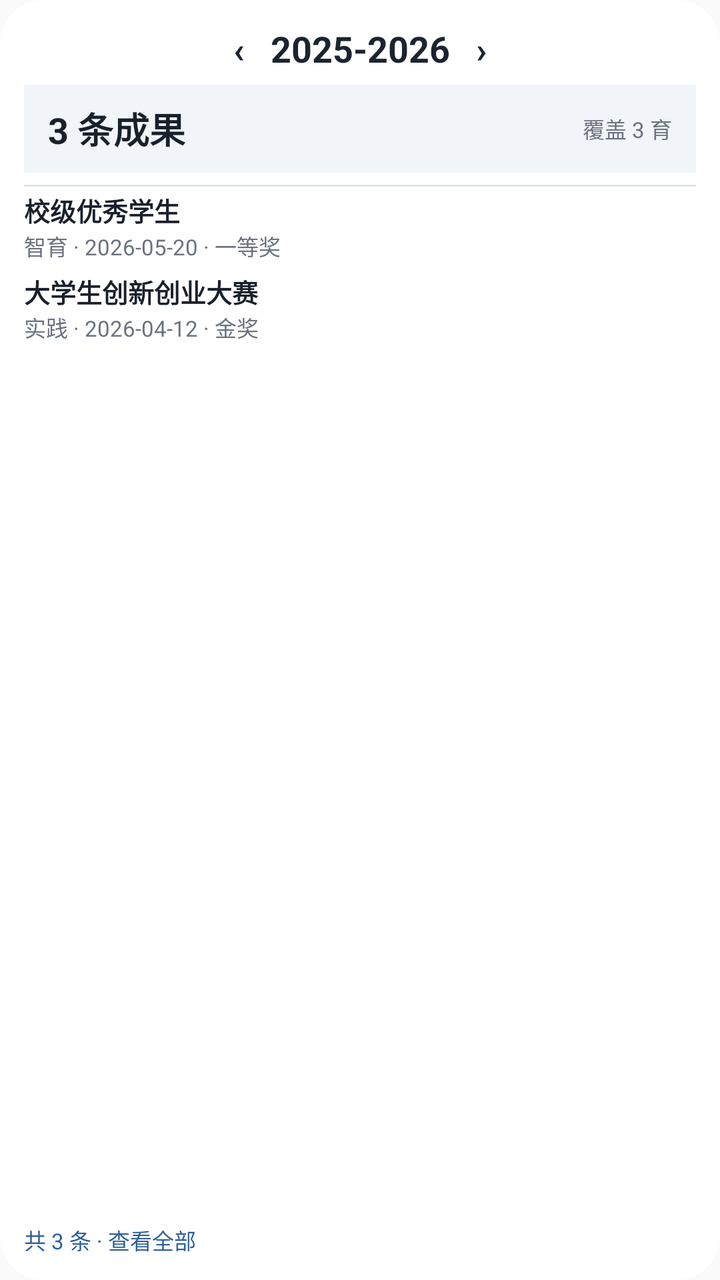
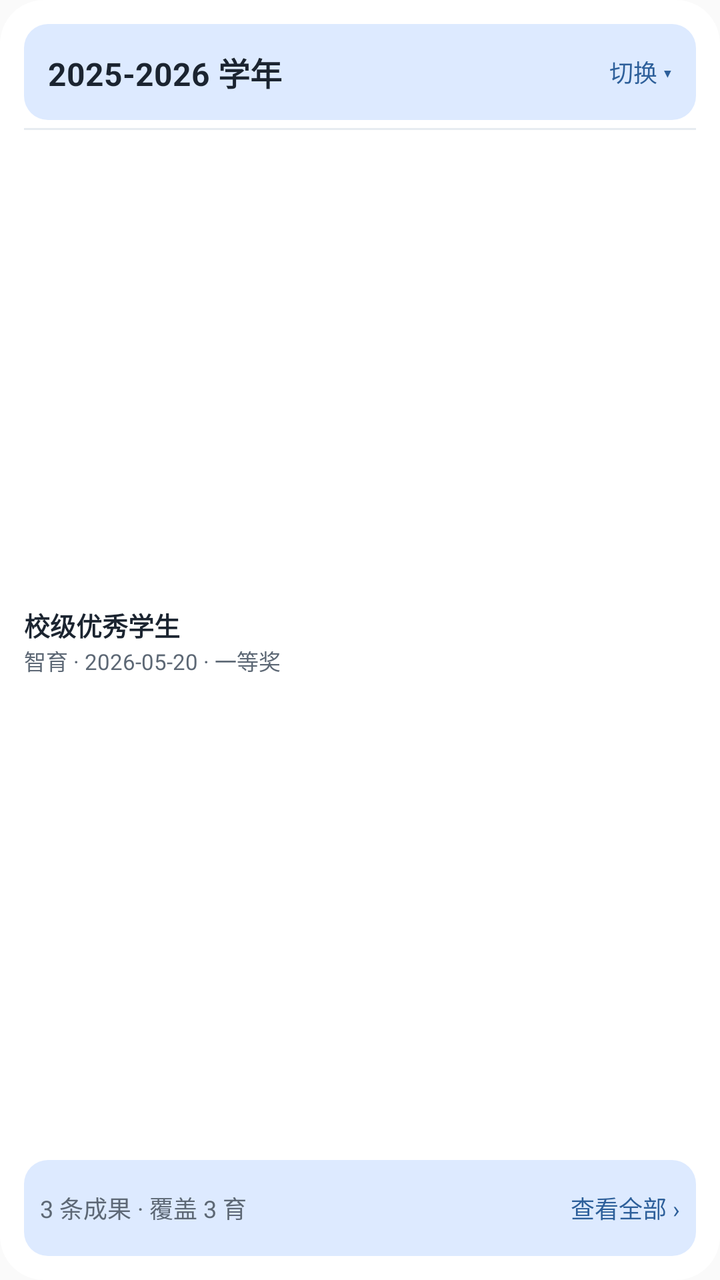

Screens rendered from an Android XML layout before and after an edit, with the pre-edit source and the edit as a unified diff.
<!-- AndroidManifest.xml: application theme Theme.Zongce -->
<!-- res/layout/widget_preview_achievement.xml -->
<?xml version="1.0" encoding="utf-8"?>
<LinearLayout xmlns:android="http://schemas.android.com/apk/res/android"
    xmlns:tools="http://schemas.android.com/tools"
    android:layout_width="250dp"
    android:layout_height="180dp"
    android:background="@drawable/widget_preview_bg"
    android:orientation="vertical"
    android:padding="12dp"
    tools:ignore="HardcodedText,UseCompoundDrawables">

    <TextView
        android:layout_width="match_parent"
        android:layout_height="wrap_content"
        android:gravity="center"
        android:text="‹   2025-2026   ›"
        android:textColor="#FF1B2430"
        android:textSize="18sp"
        android:textStyle="bold" />

    <LinearLayout
        android:layout_width="match_parent"
        android:layout_height="44dp"
        android:layout_marginTop="6dp"
        android:background="#FFF1F4F8"
        android:gravity="center_vertical"
        android:orientation="horizontal"
        android:paddingHorizontal="12dp">

        <TextView
            android:layout_width="0dp"
            android:layout_height="wrap_content"
            android:layout_weight="1"
            android:text="3 条成果"
            android:textColor="#FF18202B"
            android:textSize="18sp"
            android:textStyle="bold" />

        <TextView
            android:layout_width="wrap_content"
            android:layout_height="wrap_content"
            android:text="覆盖 3 育"
            android:textColor="#FF6B7280"
            android:textSize="11sp" />
    </LinearLayout>

    <View
        android:layout_width="match_parent"
        android:layout_height="1dp"
        android:layout_marginTop="6dp"
        android:background="#FFE2E7ED" />

    <LinearLayout
        android:layout_width="match_parent"
        android:layout_height="0dp"
        android:layout_marginTop="2dp"
        android:layout_weight="1"
        android:orientation="vertical">

        <TextView
            android:layout_width="match_parent"
            android:layout_height="wrap_content"
            android:ellipsize="end"
            android:maxLines="1"
            android:text="校级优秀学生"
            android:textColor="#FF18202B"
            android:textSize="13sp"
            android:textStyle="bold" />

        <TextView
            android:layout_width="match_parent"
            android:layout_height="wrap_content"
            android:ellipsize="end"
            android:maxLines="1"
            android:text="智育 · 2026-05-20 · 一等奖"
            android:textColor="#FF6B7280"
            android:textSize="11sp" />

        <TextView
            android:layout_width="match_parent"
            android:layout_height="wrap_content"
            android:layout_marginTop="5dp"
            android:ellipsize="end"
            android:maxLines="1"
            android:text="大学生创新创业大赛"
            android:textColor="#FF18202B"
            android:textSize="13sp"
            android:textStyle="bold" />

        <TextView
            android:layout_width="match_parent"
            android:layout_height="wrap_content"
            android:ellipsize="end"
            android:maxLines="1"
            android:text="实践 · 2026-04-12 · 金奖"
            android:textColor="#FF6B7280"
            android:textSize="11sp" />
    </LinearLayout>

    <TextView
        android:layout_width="match_parent"
        android:layout_height="wrap_content"
        android:layout_marginTop="2dp"
        android:text="共 3 条 · 查看全部"
        android:textColor="#FF2D5F9A"
        android:textSize="11sp" />
</LinearLayout>
<!-- resources referenced by this layout -->
<resources>
  <!-- drawable widget_preview_bg (drawable) -->
  <?xml version="1.0" encoding="utf-8"?>
  <shape xmlns:android="http://schemas.android.com/apk/res/android"
      android:shape="rectangle">
      <solid android:color="#FFFFFF" />
      <corners android:radius="22dp" />
  </shape>
  <style name="Theme.Zongce" parent="android:Theme.Material.Light.NoActionBar">
          <item name="android:statusBarColor">@android:color/transparent</item>
      </style>
</resources>

<!-- the commit's change to res/layout/widget_preview_achievement.xml (unified diff, before → after) -->
@@ -1,106 +1,42 @@
 <?xml version="1.0" encoding="utf-8"?>
 <LinearLayout xmlns:android="http://schemas.android.com/apk/res/android"
     xmlns:tools="http://schemas.android.com/tools"
-    android:layout_width="250dp"
-    android:layout_height="180dp"
+    android:layout_width="250dp" android:layout_height="180dp"
     android:background="@drawable/widget_preview_bg"
-    android:orientation="vertical"
-    android:padding="12dp"
+    android:orientation="vertical" android:padding="12dp"
     tools:ignore="HardcodedText,UseCompoundDrawables">
 
-    <TextView
-        android:layout_width="match_parent"
-        android:layout_height="wrap_content"
-        android:gravity="center"
-        android:text="‹   2025-2026   ›"
-        android:textColor="#FF1B2430"
-        android:textSize="18sp"
-        android:textStyle="bold" />
-
-    <LinearLayout
-        android:layout_width="match_parent"
-        android:layout_height="44dp"
-        android:layout_marginTop="6dp"
-        android:background="#FFF1F4F8"
-        android:gravity="center_vertical"
-        android:orientation="horizontal"
-        android:paddingHorizontal="12dp">
-
-        <TextView
-            android:layout_width="0dp"
-            android:layout_height="wrap_content"
-            android:layout_weight="1"
-            android:text="3 条成果"
-            android:textColor="#FF18202B"
-            android:textSize="18sp"
-            android:textStyle="bold" />
-
-        <TextView
-            android:layout_width="wrap_content"
-            android:layout_height="wrap_content"
-            android:text="覆盖 3 育"
-            android:textColor="#FF6B7280"
-            android:textSize="11sp" />
+    <LinearLayout android:layout_width="match_parent" android:layout_height="48dp"
+        android:background="@drawable/widget_achievement_control_bg"
+        android:gravity="center_vertical" android:orientation="horizontal" android:paddingHorizontal="12dp">
+        <TextView android:layout_width="0dp" android:layout_height="wrap_content" android:layout_weight="1"
+            android:ellipsize="end" android:maxLines="1" android:text="2025-2026 学年"
+            android:textColor="#FF1B2430" android:textSize="16sp" android:textStyle="bold" />
+        <TextView android:layout_width="wrap_content" android:layout_height="wrap_content"
+            android:text="@string/achievement_widget_expand" android:textColor="#FF2D5F9A" android:textSize="12sp" />
     </LinearLayout>
 
-    <View
-        android:layout_width="match_parent"
-        android:layout_height="1dp"
-        android:layout_marginTop="6dp"
-        android:background="#FFE2E7ED" />
+    
+    <FrameLayout android:layout_width="match_parent" android:layout_height="1dp"
+        android:layout_marginTop="4dp" android:background="#FFE6EBF1" />
 
-    <LinearLayout
-        android:layout_width="match_parent"
-        android:layout_height="0dp"
-        android:layout_marginTop="2dp"
-        android:layout_weight="1"
-        android:orientation="vertical">
-
-        <TextView
-            android:layout_width="match_parent"
-            android:layout_height="wrap_content"
-            android:ellipsize="end"
-            android:maxLines="1"
-            android:text="校级优秀学生"
-            android:textColor="#FF18202B"
-            android:textSize="13sp"
-            android:textStyle="bold" />
-
-        <TextView
-            android:layout_width="match_parent"
-            android:layout_height="wrap_content"
-            android:ellipsize="end"
-            android:maxLines="1"
-            android:text="智育 · 2026-05-20 · 一等奖"
-            android:textColor="#FF6B7280"
-            android:textSize="11sp" />
-
-        <TextView
-            android:layout_width="match_parent"
-            android:layout_height="wrap_content"
-            android:layout_marginTop="5dp"
-            android:ellipsize="end"
-            android:maxLines="1"
-            android:text="大学生创新创业大赛"
-            android:textColor="#FF18202B"
-            android:textSize="13sp"
-            android:textStyle="bold" />
-
-        <TextView
-            android:layout_width="match_parent"
-            android:layout_height="wrap_content"
-            android:ellipsize="end"
-            android:maxLines="1"
-            android:text="实践 · 2026-04-12 · 金奖"
-            android:textColor="#FF6B7280"
-            android:textSize="11sp" />
+    <LinearLayout android:layout_width="match_parent" android:layout_height="0dp" android:layout_weight="1"
+        android:gravity="center_vertical" android:orientation="vertical">
+        <TextView android:layout_width="match_parent" android:layout_height="wrap_content"
+            android:ellipsize="end" android:maxLines="1" android:text="校级优秀学生"
+            android:textColor="#FF1B2430" android:textSize="13sp" android:textStyle="bold" />
+        <TextView android:layout_width="match_parent" android:layout_height="wrap_content"
+            android:ellipsize="end" android:maxLines="1" android:text="智育 · 2026-05-20 · 一等奖"
+            android:textColor="#FF5D6875" android:textSize="11sp" />
     </LinearLayout>
 
-    <TextView
-        android:layout_width="match_parent"
-        android:layout_height="wrap_content"
-        android:layout_marginTop="2dp"
-        android:text="共 3 条 · 查看全部"
-        android:textColor="#FF2D5F9A"
-        android:textSize="11sp" />
+    <LinearLayout android:layout_width="match_parent" android:layout_height="48dp" android:layout_marginTop="4dp"
+        android:background="@drawable/widget_achievement_control_bg"
+        android:gravity="center_vertical" android:orientation="horizontal" android:paddingHorizontal="8dp">
+        <TextView android:layout_width="0dp" android:layout_height="wrap_content" android:layout_weight="1"
+            android:ellipsize="end" android:maxLines="1" android:text="3 条成果 · 覆盖 3 育"
+            android:textColor="#FF5D6875" android:textSize="12sp" />
+        <TextView android:layout_width="wrap_content" android:layout_height="wrap_content"
+            android:text="@string/achievement_widget_view_all" android:textColor="#FF2D5F9A" android:textSize="12sp" />
+    </LinearLayout>
 </LinearLayout>
<!-- resource entries referenced after the edit -->
@@ -1,5 +1,11 @@
 <!-- resources referenced by this layout -->
 <resources>
+  <!-- drawable widget_achievement_control_bg (drawable) -->
+  <?xml version="1.0" encoding="utf-8"?>
+  <shape xmlns:android="http://schemas.android.com/apk/res/android" android:shape="rectangle">
+      <solid android:color="#FFDDEAFF" />
+      <corners android:radius="12dp" />
+  </shape>
   <!-- drawable widget_preview_bg (drawable) -->
   <?xml version="1.0" encoding="utf-8"?>
   <shape xmlns:android="http://schemas.android.com/apk/res/android"
@@ -7,6 +13,8 @@
       <solid android:color="#FFFFFF" />
       <corners android:radius="22dp" />
   </shape>
+  <string name="achievement_widget_expand">切换 ▾</string>
+  <string name="achievement_widget_view_all">查看全部 ›</string>
   <style name="Theme.Zongce" parent="android:Theme.Material.Light.NoActionBar">
           <item name="android:statusBarColor">@android:color/transparent</item>
       </style>
